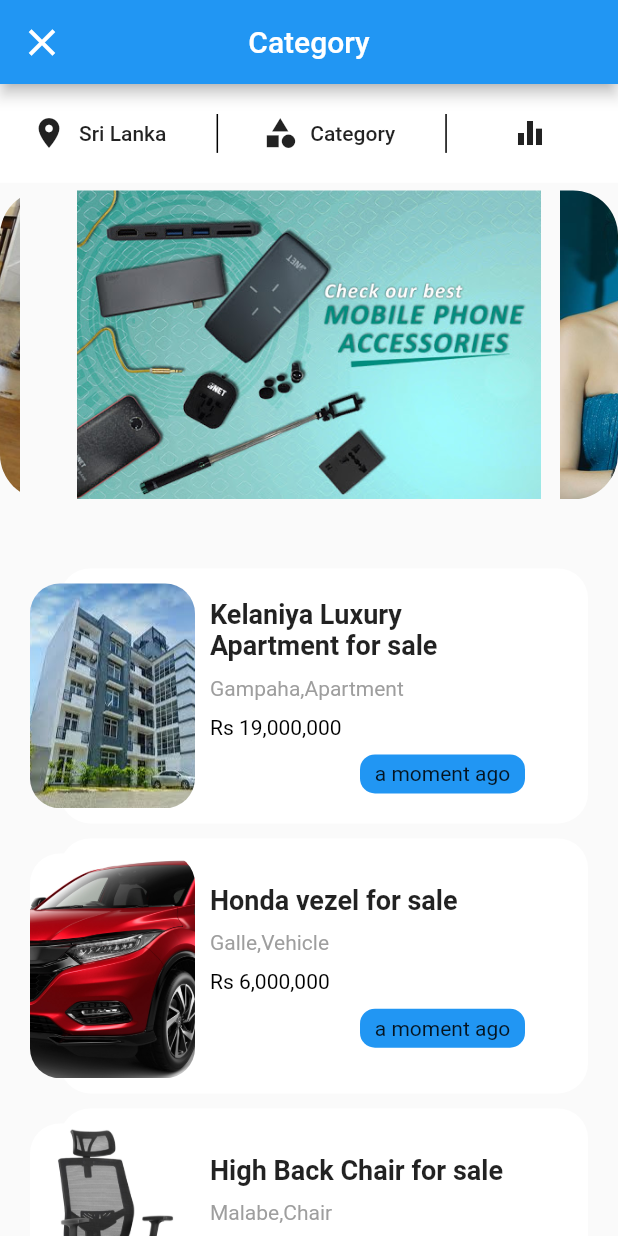
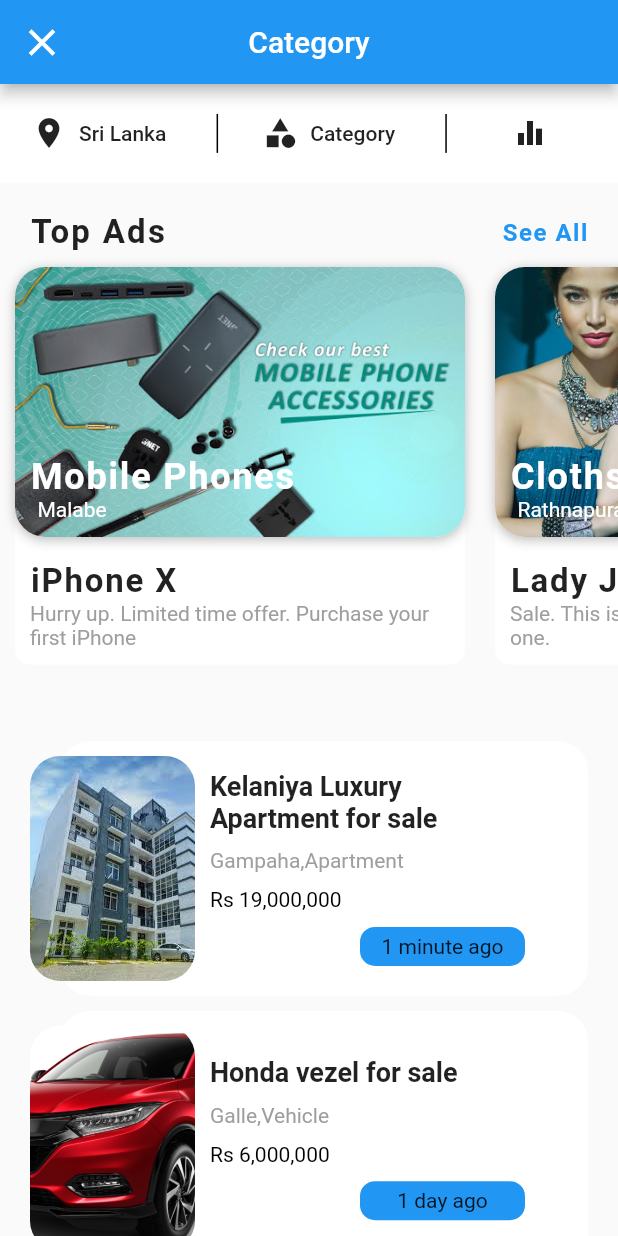
Before and after one commit to hrathnapala/UEEE_Lak, a Flutter app: the HomeClone screen opened directly, on a phone screen of 412 x 824 dp. Run offline on Flutter 3.47's test engine with Material 2 defaults, Android fonts, the phone set to English and light mode, and no system bars; drawn by our look-alikes of carousel_slider; our stand-ins replace share; missing offline and left inert: multi_image_picker; network calls fail.

Commit message:
bug fixed

```diff
--- a/lib/src/screens/filter/home_clone.dart
+++ b/lib/src/screens/filter/home_clone.dart
@@ -5,6 +5,7 @@ import 'package:lak_app/src/screens/filter/category_filter.dart';
 import 'package:lak_app/src/screens/filter/common_filter.dart';
 import 'package:lak_app/src/screens/filter/locationModelClass.dart';
 import 'package:lak_app/src/screens/filter/location_filter.dart';
+import 'package:lak_app/src/screens/message-page/home_carousel.dart';
 import 'package:lak_app/src/screens/single-ad/single-ad.dart';
 
 class HomeClone extends StatefulWidget {
@@ -60,6 +61,16 @@ class _HomeCloneState extends State<HomeClone> {
     'Rs 600,000',
     'Rs 55,000'
   ];
+  List<String> postedTime = [
+    '1 minute ago',
+    '1 day ago',
+    '9 days ago',
+    '5 minute ago',
+    '7 days ago',
+    '8 minute ago',
+    '6 days ago'
+  ];
+
 
   Future<bool> _onBackPressed() {
     return Navigator.of(context)
@@ -147,33 +158,31 @@ class _HomeCloneState extends State<HomeClone> {
                 SizedBox(
                   height: 5,
                 ),
-                ClipRRect(
-                  borderRadius: BorderRadius.circular(30),
-                  child: CarouselSlider(
-                    options: CarouselOptions(
-                        height: MediaQuery.of(context).size.height * 0.25),
-                    items: [
-                      "assets/img/img1.jpg",
-                      "assets/img/img2.jpg",
-                      "assets/img/img3.jpg",
-                      "assets/img/img4.jpg",
-                      "assets/img/img5.jpg"
-                    ].map((i) {
-                      return Builder(
-                        builder: (BuildContext context) {
-                          return Image.asset(
-                            i,
-                            height: MediaQuery.of(context).size.height * 0.35,
-                            width: MediaQuery.of(context).size.width,
-                          );
-                        },
-                      );
-                    }).toList(),
-                  ),
-                ),
-                SizedBox(
-                  height: 10,
-                ),
+                 // ClipRRect(
+              //   borderRadius: BorderRadius.circular(30),
+              //   child: CarouselSlider(
+              //     options: CarouselOptions(
+              //         height: MediaQuery.of(context).size.height * 0.25),
+              //     items: [
+              //       "assets/img/img1.jpg",
+              //       "assets/img/img2.jpg",
+              //       "assets/img/img3.jpg",
+              //       "assets/img/img4.jpg",
+              //       "assets/img/img5.jpg"
+              //     ].map((i) {
+              //       return Builder(
+              //         builder: (BuildContext context) {
+              //           return Image.asset(
+              //             i,
+              //             height: MediaQuery.of(context).size.height * 0.35,
+              //             width: MediaQuery.of(context).size.width,
+              //           );
+              //         },
+              //       );
+              //     }).toList(),
+              //   ),
+              // ),
+              HomeCarousel(),
                Text(
                   "$filterPrice",
                   style: TextStyle(
@@ -181,9 +190,9 @@ class _HomeCloneState extends State<HomeClone> {
                       fontSize: 18,
                       color: Colors.blueGrey),
                 ),
-                SizedBox(
-                  height: 10,
-                ),
+              // SizedBox(
+              //   height: 10,
+              // ),
               ListView.builder(
                 physics: NeverScrollableScrollPhysics(),
                 // primary: false,
@@ -192,7 +201,9 @@ class _HomeCloneState extends State<HomeClone> {
                     this.Names[index],
                     this.Location[index],
                     this.Prices[index],
-                      this.Photos[index]),
+                    this.Photos[index],
+                    this.postedTime[index]),
+
                 itemCount: this.Names.length,
               ),
               ],
@@ -207,7 +218,9 @@ class EachList extends StatelessWidget {
   final String location;
   final String price;
   final String photo;
-  EachList(this.name, this.location, this.price, this.photo);
+  final String postedTime;
+
+  EachList(this.name, this.location, this.price, this.photo, this.postedTime);
   @override
   Widget build(BuildContext context) {
     return Stack(
@@ -278,8 +291,8 @@ class EachList extends StatelessWidget {
                         ),
                         alignment: Alignment.center,
                         child: Text(
-                          'a moment ago',
-                        ),
+                            //'a moment ago',
+                            postedTime),
                       ),
                     ],
                   )
```
Lines whose indentation alone changed are shown as unchanged.
